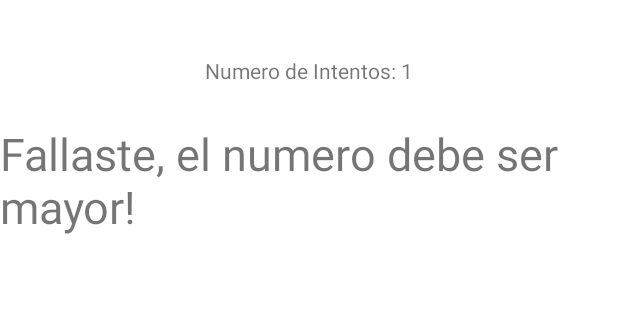
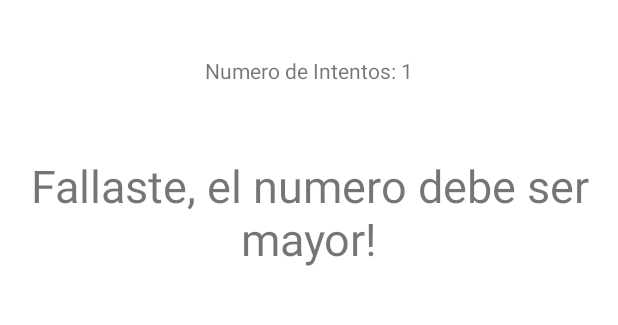
Before and after one commit to Betico1928/Guessing-game---Android-Studio, an Android app: the screen it shows after launch (MainActivity), after a tap on "ADIVINAR!", on a phone screen of 412 x 824 dp, the part 495-820 px from its top. Run offline under Robolectric (Android 15) with nearby library versions, the phone set to English and light mode, and no system bars; 1 statement that could not run was skipped.

Commit message:
Arreglos en la interfaz.

```diff
--- a/app/src/main/res/layout/activity_main.xml
+++ b/app/src/main/res/layout/activity_main.xml
@@ -56,8 +56,9 @@
         android:id="@+id/resultadoDelJuego"
         android:layout_width="wrap_content"
         android:layout_height="wrap_content"
-        android:layout_marginBottom="300dp"
+        android:layout_marginBottom="250dp"
         android:textSize="30sp"
+        android:gravity="center_horizontal"
         app:layout_constraintBottom_toBottomOf="parent"
         app:layout_constraintEnd_toEndOf="parent"
         app:layout_constraintHorizontal_bias="0.487"
```
